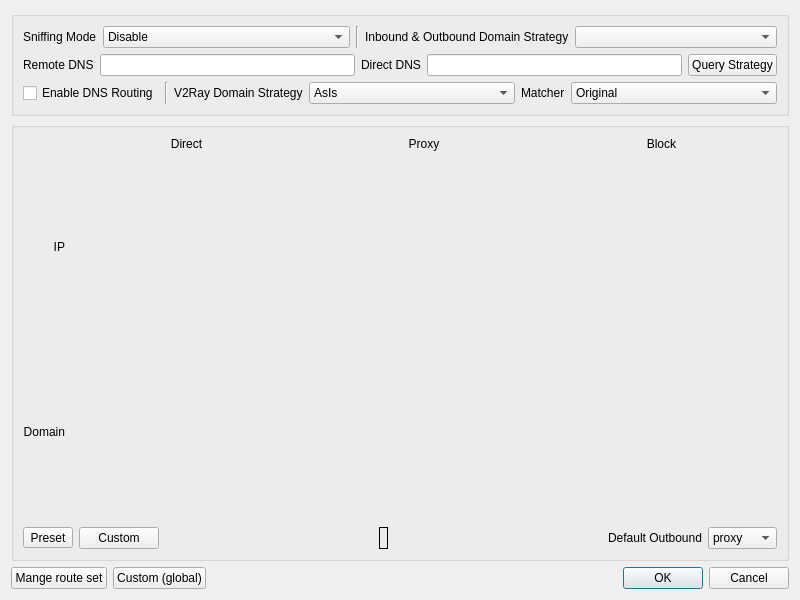
Before: the Qt Designer form ui/dialog_manage_routes.ui in MatsuriDayo/nekoray, drawn with Qt 5.
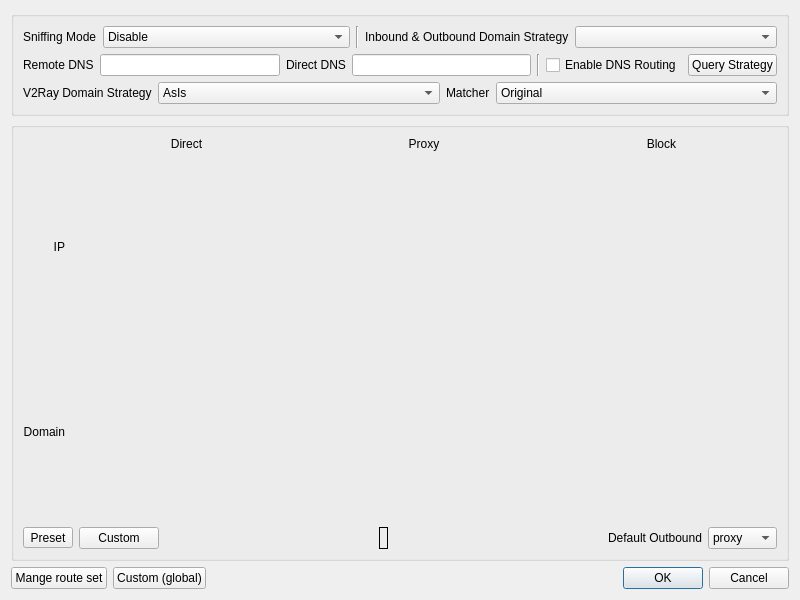
After: the same form once the commit is applied.

Diff of the .ui file:
```diff
--- a/ui/dialog_manage_routes.ui
+++ b/ui/dialog_manage_routes.ui
@@ -102,6 +102,26 @@
         <item>
          <widget class="QLineEdit" name="dns_direct"/>
         </item>
+        <item>
+         <widget class="Line" name="line">
+          <property name="orientation">
+           <enum>Qt::Vertical</enum>
+          </property>
+         </widget>
+        </item>
+        <item>
+         <widget class="QCheckBox" name="dns_routing">
+          <property name="sizePolicy">
+           <sizepolicy hsizetype="Maximum" vsizetype="Fixed">
+            <horstretch>0</horstretch>
+            <verstretch>0</verstretch>
+           </sizepolicy>
+          </property>
+          <property name="text">
+           <string>Enable DNS Routing</string>
+          </property>
+         </widget>
+        </item>
         <item>
          <widget class="QPushButton" name="queryStrategy">
           <property name="text">
@@ -113,7 +133,7 @@
       </item>
       <item>
        <widget class="QWidget" name="domain_v2ray" native="true">
-        <layout class="QHBoxLayout" name="_2" stretch="0,0,0,1,0,1">
+        <layout class="QHBoxLayout" name="_2" stretch="0,1,0,1">
          <property name="leftMargin">
           <number>0</number>
          </property>
@@ -126,26 +146,6 @@
          <property name="bottomMargin">
           <number>0</number>
          </property>
-         <item>
-          <widget class="QCheckBox" name="dns_routing">
-           <property name="sizePolicy">
-            <sizepolicy hsizetype="Maximum" vsizetype="Fixed">
-             <horstretch>0</horstretch>
-             <verstretch>0</verstretch>
-            </sizepolicy>
-           </property>
-           <property name="text">
-            <string>Enable DNS Routing</string>
-           </property>
-          </widget>
-         </item>
-         <item>
-          <widget class="Line" name="line">
-           <property name="orientation">
-            <enum>Qt::Vertical</enum>
-           </property>
-          </widget>
-         </item>
          <item>
           <widget class="QLabel" name="label_6">
            <property name="text">
```
Left out of the diff: 1 changed line with no effect on the pictures.
